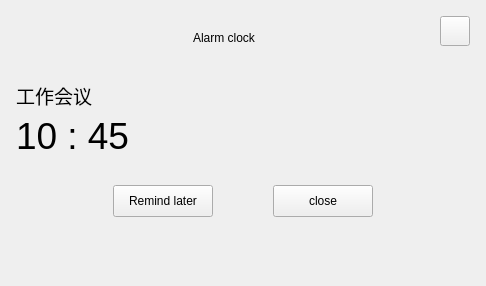
Qt form src/plugins/ukui-clock/noticeAlarm.ui (ukui/ukui-sidebar) before a commit.
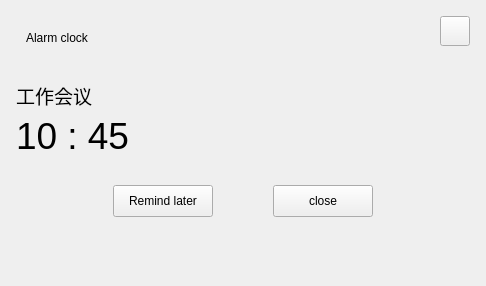
The same form after that commit.

What changed in the file:
```diff
--- a/src/plugins/ukui-clock/noticeAlarm.ui
+++ b/src/plugins/ukui-clock/noticeAlarm.ui
@@ -79,7 +79,7 @@
        <widget class="QLabel" name="label">
         <property name="geometry">
          <rect>
-          <x>177</x>
+          <x>10</x>
           <y>10</y>
           <width>100</width>
           <height>23</height>
```
Left out of the diff: 3 changed lines with no effect on the pictures.
